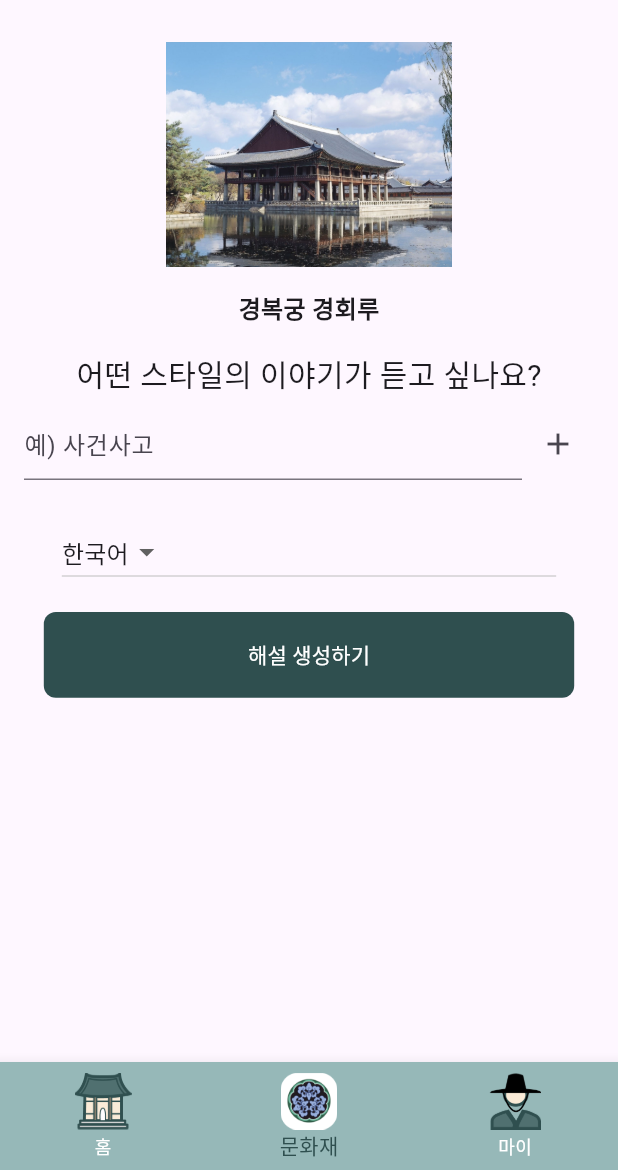
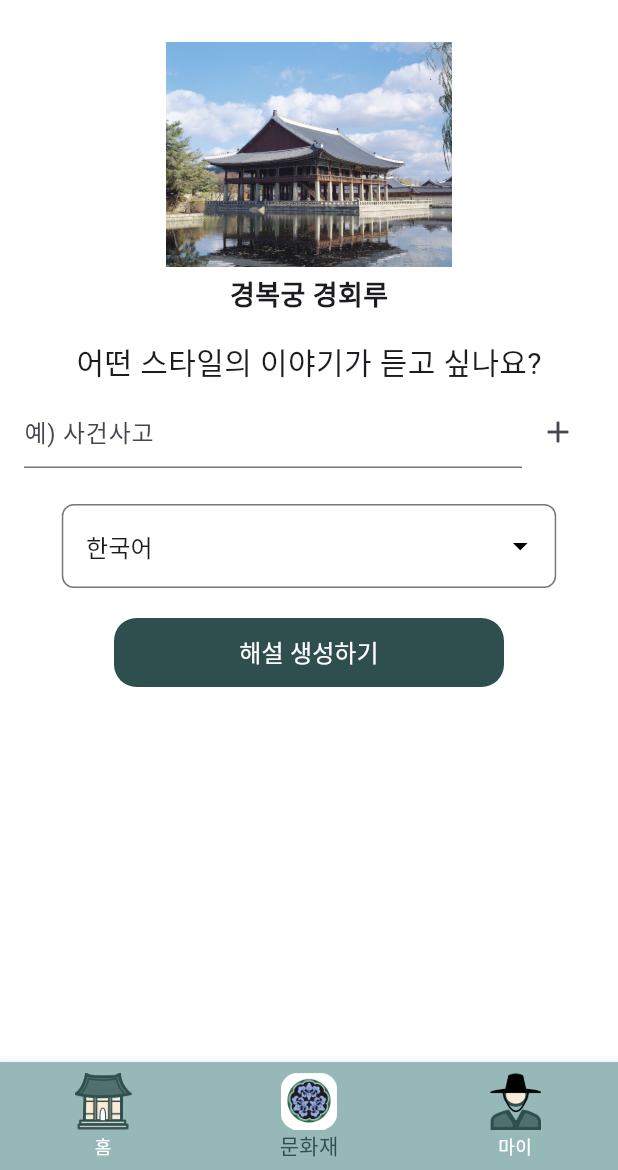
Before and after one commit to qkrtnwjd4212/sw_univ_digital_competition, a Flutter app: the GenerateExplanationScreen screen opened directly, on a phone screen of 412 x 824 dp, the part 66-1236 px from its top. Run offline on Flutter 3.47's test engine with Material 3 defaults, Android fonts, the phone set to English and light mode, and no system bars; our stand-ins replace carousel_slider, firebase_core, flutter_dotenv, geolocator, get, google_sign_in and 1 more; missing offline and left inert: flutter_naver_login, flutter_naver_map, xml2json; accounts and stored records are empty; network calls fail.

Commit message:
feat/#18/UI 수정

```diff
--- a/lib/screen/docent_chat/generate_explanation.dart
+++ b/lib/screen/docent_chat/generate_explanation.dart
@@ -26,7 +26,9 @@ class _GenerateExplanationScreenState extends State<GenerateExplanationScreen> {
     final double height = MediaQuery.of(context).size.height;
     final double width = MediaQuery.of(context).size.width;
     return Scaffold(
+      backgroundColor: Colors.white,
       appBar: AppBar(
+        backgroundColor: Colors.white,
         leading: IconButton(
           icon: Icon(Icons.arrow_back),
           onPressed: () {
@@ -49,10 +51,10 @@ class _GenerateExplanationScreenState extends State<GenerateExplanationScreen> {
               height: 150,
               fit: BoxFit.cover,
             ),
-            SizedBox(height: 16),
+            SizedBox(height: 5),
             Text(
               '${heritage_name}',
-              style: TextStyle(fontSize: 16, fontWeight: FontWeight.bold),
+              style: TextStyle(fontSize: 18, fontWeight: FontWeight.bold),
             ),
             SizedBox(height: 16),
             Text(
@@ -94,7 +96,13 @@ class _GenerateExplanationScreenState extends State<GenerateExplanationScreen> {
             SizedBox(height: 16),
             Container(
               width: width * 0.8,
-              child: DropdownButton<String>(
+              child: DropdownButtonFormField<String>(
+                decoration: InputDecoration(
+                  border: OutlineInputBorder(
+                    borderRadius: BorderRadius.circular(8.0),
+                    borderSide: BorderSide(color: Colors.grey),
+                  ),
+                ),
                 value: '한국어',
                 items: <String>['한국어', '영어'].map((String value) {
                   return DropdownMenuItem<String>(
@@ -103,10 +111,15 @@ class _GenerateExplanationScreenState extends State<GenerateExplanationScreen> {
                   );
                 }).toList(),
                 onChanged: (_) {},
+                icon: Icon(Icons.arrow_drop_down, color: Colors.black), // 화살표 버튼 색상 설정
+                dropdownColor: Colors.white, // 아이템 창의 배경을 흰색으로 설정
               ),
             ),
-            SizedBox(height: 16),
-            TextButton(
+            SizedBox(height: 20),
+            SizedBox(
+              width: 260,
+              height: 46,
+              child: TextButton(
                 onPressed: () {
                   Navigator.push(
                     context,
@@ -117,7 +130,7 @@ class _GenerateExplanationScreenState extends State<GenerateExplanationScreen> {
                   backgroundColor: WidgetStateProperty.all(colorPallet.deep_green),
                   shape: WidgetStateProperty.all(
                     RoundedRectangleBorder(
-                    borderRadius: BorderRadius.circular(8.0),
+                      borderRadius: BorderRadius.circular(15.0),
                     ),
                   ),
                 ),
@@ -128,7 +141,9 @@ class _GenerateExplanationScreenState extends State<GenerateExplanationScreen> {
                   child: Text(
                     '해설 생성하기',
                     style: TextStyle(
+                      fontSize: 16,
                       color: Colors.white,
+                    ),
                   ),
                 ),
               ),
--- a/lib/screen/docent_chat/play_explanation.dart
+++ b/lib/screen/docent_chat/play_explanation.dart
@@ -43,7 +43,9 @@ class _PlayExplanationScreenState extends State<PlayExplanationScreen> {
     final double height = MediaQuery.of(context).size.height;
     final double width = MediaQuery.of(context).size.width;
     return Scaffold(
+      backgroundColor: Colors.white,
       appBar: AppBar(
+        backgroundColor: Colors.white,
         leading: IconButton(
           icon: Icon(Icons.arrow_back),
           onPressed: () {
--- a/lib/screen/home/cultural_heritage_modal.dart
+++ b/lib/screen/home/cultural_heritage_modal.dart
@@ -7,13 +7,13 @@ class CulturalModal extends StatelessWidget {
       child: Container(
         constraints: BoxConstraints(
           maxHeight: MediaQuery.of(context).size.height * 0.6,
-          maxWidth: MediaQuery.of(context).size.width * 0.8,
+          maxWidth: MediaQuery.of(context).size.width * 0.9,
         ),
         child: Scaffold(
           appBar: AppBar(
             title: Align(
               alignment: Alignment.centerLeft,
-              child: Text('7월 19일 - 백제 멸망', style: TextStyle(fontSize: 20)),
+              child: Text('7월 19일 - 백제 멸망', style: TextStyle(fontSize: 19)),
 
             ),
             actions: [ // 오른쪽 상단 닫기 버튼
--- a/lib/screen/home/cultural_heritage_page.dart
+++ b/lib/screen/home/cultural_heritage_page.dart
@@ -9,7 +9,9 @@ class CulturalHeritagePage extends StatelessWidget {
   @override
   Widget build(BuildContext context) {
     return Scaffold(
+      backgroundColor: Colors.white,
       appBar: AppBar(
+        backgroundColor: Colors.white,
         leading: IconButton(
           icon: Icon(Icons.arrow_back),
           onPressed: () {
```
Lines whose indentation alone changed are shown as unchanged.
